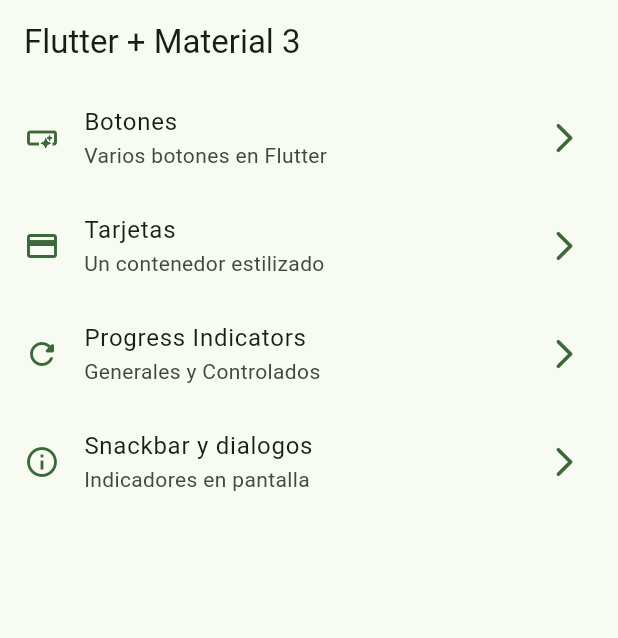
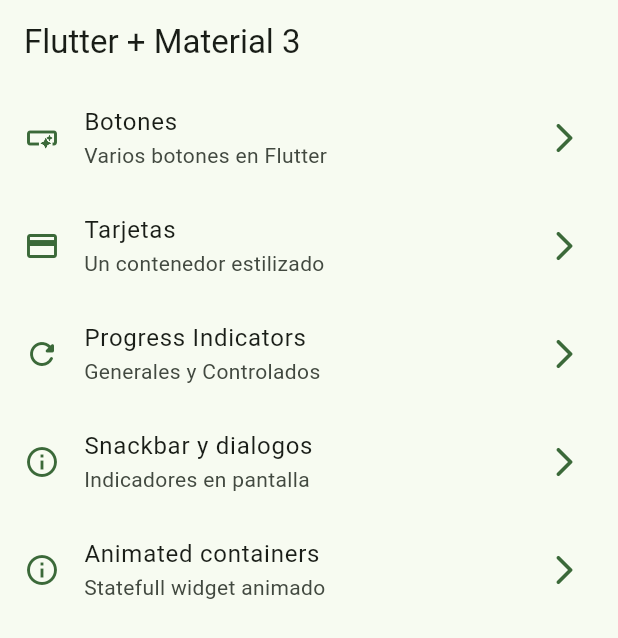
Before and after one commit to morangullit/wigets, a Flutter app: the screen it shows after launch, on a phone screen of 412 x 824 dp. Shown: the top 638 px of the screen. Run offline on Flutter 3.47's test engine with Material 2 defaults, Android fonts, the phone set to English and light mode, and no system bars; our stand-ins replace go_router.

Commit message:
Animated Container Terminado

```diff
--- a/lib/config/menu/menu_items.dart
+++ b/lib/config/menu/menu_items.dart
@@ -42,5 +42,12 @@ const appMenuItems = <MenuItem>[
     subTitle: 'Indicadores en pantalla',
     link: '/snackbar',
     icon: Icons.info_outline
-    )
+    ),
+
+  MenuItem(
+    title: 'Animated containers',
+    subTitle: 'Statefull widget animado',
+    link: '/animated',
+    icon: Icons.info_outline
+    ),
 ];
--- a/lib/config/router/app_router.dart
+++ b/lib/config/router/app_router.dart
@@ -35,5 +35,11 @@ final appRouter = GoRouter(
       name: SnackBarScreen.name,
       builder: (context, state) => const SnackBarScreen(),
     ),
+
+    GoRoute(
+      path: '/animated',
+      name: AnimatedScreen.name,
+      builder: (context, state) => const AnimatedScreen(),
+    ),
   ],
 );
```
Also changed, not shown: lib/presentation/screens/animated/animated_screen.dart (+60 -2 lines).
